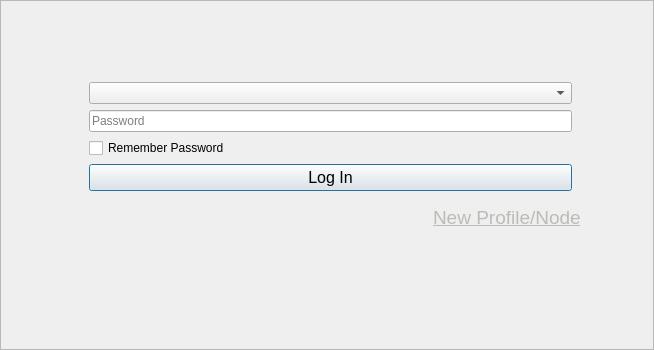
Before: the Qt Designer form retroshare-gui/src/gui/StartDialog.ui in unseenp2pdev/RetroShare, drawn with Qt 5.
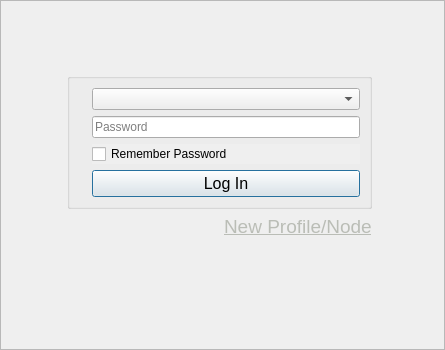
After: the same form once the commit is applied. Icons and pictures are not drawn. Custom widgets are drawn as their Qt base class.

Patch:
```diff
--- a/retroshare-gui/src/gui/StartDialog.ui
+++ b/retroshare-gui/src/gui/StartDialog.ui
@@ -6,7 +6,7 @@
    <rect>
     <x>0</x>
     <y>0</y>
-    <width>654</width>
+    <width>445</width>
     <height>350</height>
    </rect>
   </property>
@@ -227,7 +227,7 @@
        </layout>
       </item>
       <item row="2" column="1">
-       <widget class="QFrame" name="profilGBox">
+       <widget class="QGroupBox" name="profilGBox">
         <property name="enabled">
          <bool>true</bool>
         </property>
@@ -240,8 +240,8 @@
         <property name="styleSheet">
          <string notr="true"/>
         </property>
-        <property name="lineWidth">
-         <number>0</number>
+        <property name="title">
+         <string/>
         </property>
         <layout class="QGridLayout" name="profilGBoxGLayout">
          <property name="leftMargin">
```
Left out of the diff: 74 changed lines with no effect on the pictures.
